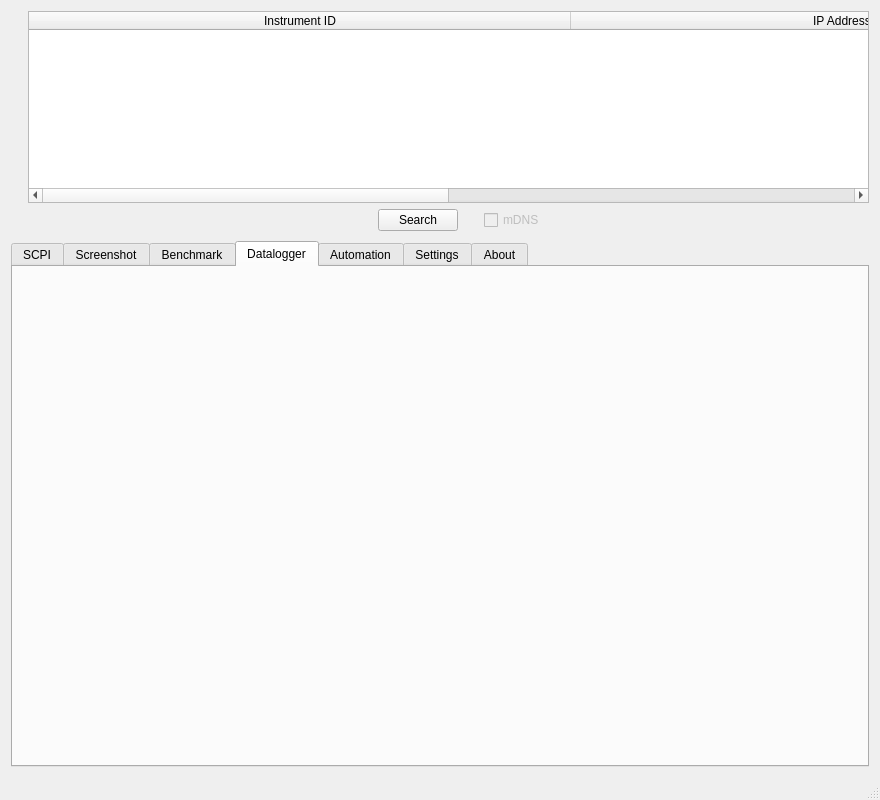
This is src/gui/lxi-gui/mainwindow.ui in lxi-tools/lxi-tools as Qt 5 draws it before an edit. The edited form follows.
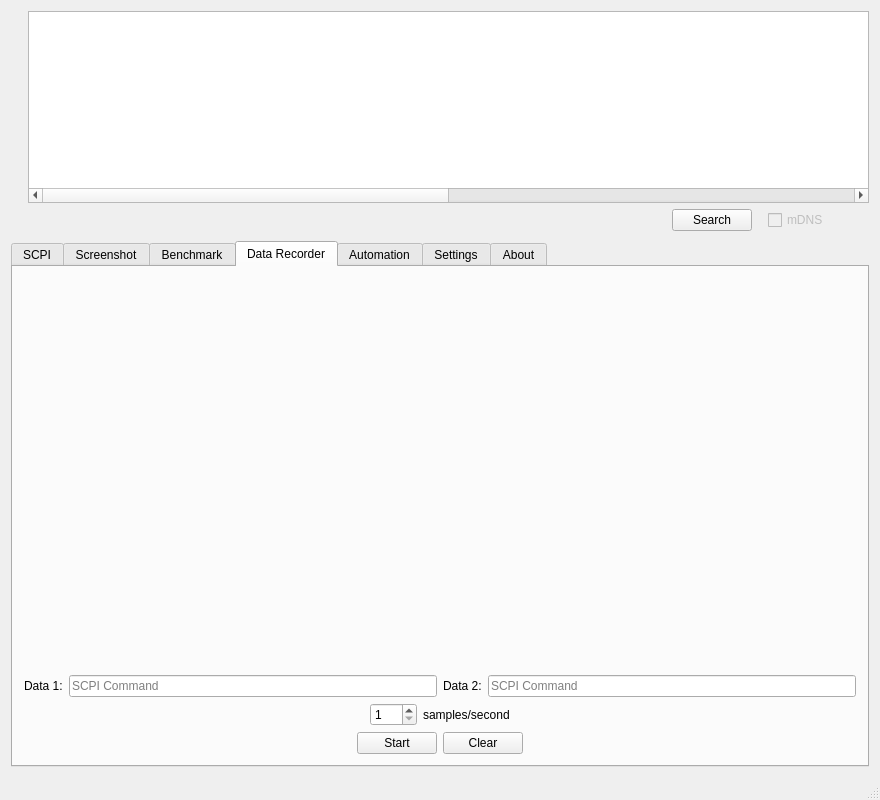
This is the edited form. The open tabs and pages were chosen to show the change. Icons and pictures are not drawn. Custom widgets are drawn as their Qt base class.

Commit message: lxi-gui: Add data recorder feature

```diff
--- a/src/gui/lxi-gui/mainwindow.ui
+++ b/src/gui/lxi-gui/mainwindow.ui
@@ -84,7 +84,7 @@
            <bool>false</bool>
           </property>
           <attribute name="horizontalHeaderVisible">
-           <bool>true</bool>
+           <bool>false</bool>
           </attribute>
           <attribute name="horizontalHeaderDefaultSectionSize">
            <number>542</number>
@@ -154,7 +154,7 @@
             </property>
             <property name="sizeHint" stdset="0">
              <size>
-              <width>20</width>
+              <width>10</width>
               <height>20</height>
              </size>
             </property>
@@ -177,10 +177,13 @@
            </widget>
           </item>
           <item>
-           <spacer name="horizontalSpacer_2">
+           <spacer name="horizontalSpacer_18">
             <property name="orientation">
              <enum>Qt::Horizontal</enum>
             </property>
+            <property name="sizeType">
+             <enum>QSizePolicy::Minimum</enum>
+            </property>
             <property name="sizeHint" stdset="0">
              <size>
               <width>40</width>
@@ -731,8 +734,149 @@
       </widget>
       <widget class="QWidget" name="tab_5">
        <attribute name="title">
-        <string>Datalogger</string>
+        <string>Data Recorder</string>
        </attribute>
+       <layout class="QVBoxLayout" name="verticalLayout_11">
+        <item>
+         <widget class="QtCharts::QChartView" name="chartView" native="true">
+          <property name="sizePolicy">
+           <sizepolicy hsizetype="Expanding" vsizetype="Expanding">
+            <horstretch>0</horstretch>
+            <verstretch>0</verstretch>
+           </sizepolicy>
+          </property>
+         </widget>
+        </item>
+        <item>
+         <layout class="QHBoxLayout" name="horizontalLayout_12">
+          <item>
+           <widget class="QLabel" name="label_18">
+            <property name="text">
+             <string>Data 1:</string>
+            </property>
+           </widget>
+          </item>
+          <item>
+           <widget class="QLineEdit" name="lineEdit">
+            <property name="placeholderText">
+             <string>SCPI Command</string>
+            </property>
+           </widget>
+          </item>
+          <item>
+           <widget class="QLabel" name="label_19">
+            <property name="text">
+             <string>Data 2:</string>
+            </property>
+           </widget>
+          </item>
+          <item>
+           <widget class="QLineEdit" name="lineEdit_2">
+            <property name="enabled">
+             <bool>true</bool>
+            </property>
+            <property name="placeholderText">
+             <string>SCPI Command</string>
+            </property>
+           </widget>
+          </item>
+         </layout>
+        </item>
+        <item>
+         <layout class="QHBoxLayout" name="horizontalLayout_13">
+          <item>
+           <spacer name="horizontalSpacer_17">
+            <property name="orientation">
+             <enum>Qt::Horizontal</enum>
+            </property>
+            <property name="sizeHint" stdset="0">
+             <size>
+              <width>40</width>
+              <height>20</height>
+             </size>
+            </property>
+           </spacer>
+          </item>
+          <item>
+           <widget class="QSpinBox" name="spinBox_DataRecorderRate">
+            <property name="minimum">
+             <number>1</number>
+            </property>
+            <property name="maximum">
+             <number>100</number>
+            </property>
+            <property name="value">
+             <number>1</number>
+            </property>
+           </widget>
+          </item>
+          <item>
+           <widget class="QLabel" name="label_20">
+            <property name="text">
+             <string>samples/second</string>
+            </property>
+           </widget>
+          </item>
+          <item>
+           <spacer name="horizontalSpacer_2">
+            <property name="orientation">
+             <enum>Qt::Horizontal</enum>
+            </property>
+            <property name="sizeHint" stdset="0">
+             <size>
+              <width>40</width>
+              <height>20</height>
+             </size>
+            </property>
+           </spacer>
+          </item>
+         </layout>
+        </item>
+        <item>
+         <layout class="QHBoxLayout" name="horizontalLayout_11">
+          <item>
+           <spacer name="horizontalSpacer_15">
+            <property name="orientation">
+             <enum>Qt::Horizontal</enum>
+            </property>
+            <property name="sizeHint" stdset="0">
+             <size>
+              <width>40</width>
+              <height>20</height>
+             </size>
+            </property>
+           </spacer>
+          </item>
+          <item>
+           <widget class="QPushButton" name="pushButton_20">
+            <property name="text">
+             <string>Start</string>
+            </property>
+           </widget>
+          </item>
+          <item>
+           <widget class="QPushButton" name="pushButton_21">
+            <property name="text">
+             <string>Clear</string>
+            </property>
+           </widget>
+          </item>
+          <item>
+           <spacer name="horizontalSpacer_16">
+            <property name="orientation">
+             <enum>Qt::Horizontal</enum>
+            </property>
+            <property name="sizeHint" stdset="0">
+             <size>
+              <width>40</width>
+              <height>20</height>
+             </size>
+            </property>
+           </spacer>
+          </item>
+         </layout>
+        </item>
+       </layout>
       </widget>
       <widget class="QWidget" name="tab_6">
        <attribute name="title">
@@ -1041,6 +1185,14 @@
   </widget>
  </widget>
  <layoutdefault spacing="6" margin="11"/>
+ <customwidgets>
+  <customwidget>
+   <class>QtCharts::QChartView</class>
+   <extends>QWidget</extends>
+   <header location="global">QtCharts/QChartView</header>
+   <container>1</container>
+  </customwidget>
+ </customwidgets>
  <resources>
   <include location="lxi-gui.qrc"/>
  </resources>
```
The commit also changes 4 other files.
